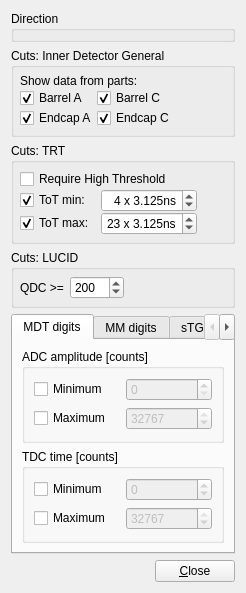
Before: the Qt Designer form graphics/VP1/VP1Systems/VP1RawDataSystems/src/rawdata_settings_cuts_form.ui in ATLAS-experiment/athena, drawn with Qt 5.
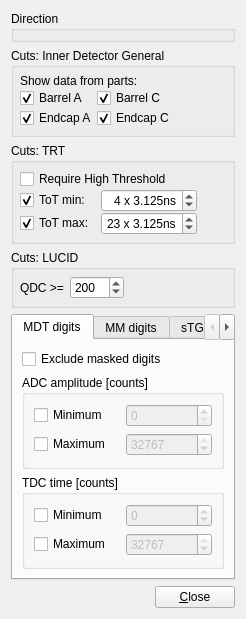
After: the same form once the commit is applied. Custom widgets are drawn as their Qt base class.

Commit message:
Add an optional masked-status cut to VP1 for MDT digits
Add an Exclude masked digits checkbox, update visibility when toggled,
and preserve the selection in saved settings. Show masked status in
digit information and update the user guide and screenshot.

Diff of the .ui file:
```diff
--- a/graphics/VP1/VP1Systems/VP1RawDataSystems/src/rawdata_settings_cuts_form.ui
+++ b/graphics/VP1/VP1Systems/VP1RawDataSystems/src/rawdata_settings_cuts_form.ui
@@ -274,6 +274,16 @@
        <string>MDT digits</string>
       </attribute>
       <layout class="QVBoxLayout" name="layout_MDTCuts">
+       <item>
+        <widget class="QCheckBox" name="checkBox_mdtExcludeMasked">
+         <property name="text">
+          <string>Exclude masked digits</string>
+         </property>
+         <property name="toolTip">
+          <string>Hide MDT digits whose stored isMasked flag is true. Uncheck to include both masked and unmasked digits.</string>
+         </property>
+        </widget>
+       </item>
        <item>
         <widget class="QGroupBox" name="group_mdtAllowedADC">
          <property name="title">
```
The commit also changes 6 other files.
